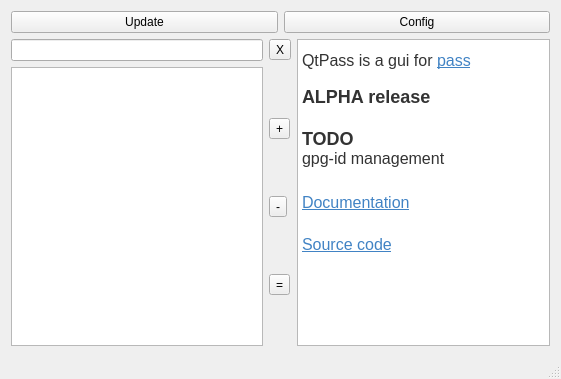
Old version of the form mainwindow.ui in the repository IJHack/QtPass.
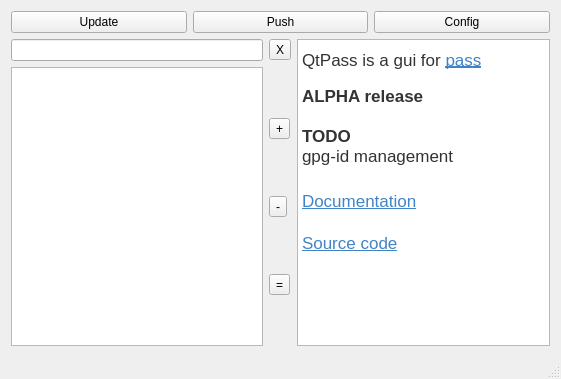
New version of the form.

Commit message: Adding push button to push git repo

Diff of the .ui file:
```diff
--- a/mainwindow.ui
+++ b/mainwindow.ui
@@ -24,6 +24,13 @@
         </property>
        </widget>
       </item>
+      <item>
+       <widget class="QPushButton" name="pushButton">
+        <property name="text">
+         <string>Push</string>
+        </property>
+       </widget>
+      </item>
       <item>
        <widget class="QPushButton" name="configButton">
         <property name="text">
@@ -83,16 +90,16 @@
          <string>&lt;!DOCTYPE HTML PUBLIC &quot;-//W3C//DTD HTML 4.0//EN&quot; &quot;http://www.w3.org/TR/REC-html40/strict.dtd&quot;&gt;
 &lt;html&gt;&lt;head&gt;&lt;meta name=&quot;qrichtext&quot; content=&quot;1&quot; /&gt;&lt;style type=&quot;text/css&quot;&gt;
 p, li { white-space: pre-wrap; }
-&lt;/style&gt;&lt;/head&gt;&lt;body style=&quot; font-family:'.Helvetica Neue DeskInterface'; font-size:13pt; font-weight:400; font-style:normal;&quot;&gt;
-&lt;p style=&quot; margin-top:0px; margin-bottom:16px; margin-left:0px; margin-right:0px; -qt-block-indent:0; text-indent:0px; line-height:25.6px;&quot;&gt;&lt;span style=&quot; font-family:'Helvetica Neue,Helvetica,Segoe UI,Arial,freesans,sans-serif'; font-size:16px; color:#333333;&quot;&gt;QtPass is a gui for &lt;/span&gt;&lt;a href=&quot;http://www.passwordstore.org/&quot;&gt;&lt;span style=&quot; font-family:'Helvetica Neue,Helvetica,Segoe UI,Arial,freesans,sans-serif'; font-size:16px; text-decoration: underline; color:#4183c4; background-color:transparent;&quot;&gt;pass&lt;/span&gt;&lt;/a&gt;&lt;/p&gt;
-&lt;p style=&quot; margin-top:0px; margin-bottom:0px; margin-left:0px; margin-right:0px; -qt-block-indent:0; text-indent:0px;&quot;&gt;&lt;span style=&quot; font-family:'Helvetica Neue,Helvetica,Segoe UI,Arial,freesans,sans-serif'; font-size:x-large; font-weight:600; color:#333333;&quot;&gt;ALPHA release&lt;/span&gt;&lt;/p&gt;
-&lt;p style=&quot;-qt-paragraph-type:empty; margin-top:0px; margin-bottom:0px; margin-left:0px; margin-right:0px; -qt-block-indent:0; text-indent:0px; font-family:'Helvetica Neue,Helvetica,Segoe UI,Arial,freesans,sans-serif'; font-size:x-large; font-weight:600; color:#333333;&quot;&gt;&lt;br /&gt;&lt;/p&gt;
-&lt;p style=&quot; margin-top:0px; margin-bottom:0px; margin-left:0px; margin-right:0px; -qt-block-indent:0; text-indent:0px;&quot;&gt;&lt;span style=&quot; font-family:'Helvetica Neue,Helvetica,Segoe UI,Arial,freesans,sans-serif'; font-size:x-large; font-weight:600; color:#333333;&quot;&gt;TODO&lt;/span&gt;&lt;/p&gt;
-&lt;li style=&quot; font-family:'Helvetica Neue,Helvetica,Segoe UI,Arial,freesans,sans-serif'; font-size:16px; color:#333333;&quot; style=&quot; margin-top:0px; margin-bottom:0px; margin-left:0px; margin-right:0px; -qt-block-indent:0; text-indent:0px;&quot;&gt;&lt;span style=&quot; font-size:16px;&quot;&gt;gpg-id management&lt;/span&gt;&lt;/li&gt;&lt;/ol&gt;
-&lt;p style=&quot;-qt-paragraph-type:empty; margin-top:0px; margin-bottom:0px; margin-left:0px; margin-right:0px; -qt-block-indent:0; text-indent:0px; font-family:'Helvetica Neue,Helvetica,Segoe UI,Arial,freesans,sans-serif'; font-size:16px; color:#333333;&quot;&gt;&lt;br /&gt;&lt;/p&gt;
-&lt;p style=&quot; margin-top:0px; margin-bottom:16px; margin-left:0px; margin-right:0px; -qt-block-indent:0; text-indent:0px; line-height:25.6px;&quot;&gt;&lt;a href=&quot;http://ijhack.github.io/qtpass/&quot;&gt;&lt;span style=&quot; font-family:'Helvetica Neue,Helvetica,Segoe UI,Arial,freesans,sans-serif'; font-size:16px; text-decoration: underline; color:#4183c4; background-color:transparent;&quot;&gt;Documentation&lt;/span&gt;&lt;/a&gt;&lt;/p&gt;
-&lt;p style=&quot; margin-top:0px; margin-bottom:0px; margin-left:0px; margin-right:0px; -qt-block-indent:0; text-indent:0px; line-height:25.6px;&quot;&gt;&lt;a href=&quot;https://github.com/IJHack/qtpass&quot;&gt;&lt;span style=&quot; font-family:'Helvetica Neue,Helvetica,Segoe UI,Arial,freesans,sans-serif'; font-size:16px; text-decoration: underline; color:#4183c4; background-color:transparent;&quot;&gt;Source code&lt;/span&gt;&lt;/a&gt;&lt;/p&gt;
-&lt;p style=&quot;-qt-paragraph-type:empty; margin-top:0px; margin-bottom:0px; margin-left:0px; margin-right:0px; -qt-block-indent:0; text-indent:0px; font-family:'Helvetica Neue,Helvetica,Segoe UI,Arial,freesans,sans-serif'; color:#333333;&quot;&gt;&lt;br /&gt;&lt;/p&gt;&lt;/body&gt;&lt;/html&gt;</string>
+&lt;/style&gt;&lt;/head&gt;&lt;body style=&quot; font-family:'Sans Serif'; font-size:9pt; font-weight:400; font-style:normal;&quot;&gt;
+&lt;p style=&quot; margin-top:0px; margin-bottom:16px; margin-left:0px; margin-right:0px; -qt-block-indent:0; text-indent:0px; line-height:25.6px;&quot;&gt;&lt;span style=&quot; font-family:'Helvetica Neue,Helvetica,Segoe UI,Arial,freesans,sans-serif'; font-size:13pt; color:#333333;&quot;&gt;QtPass is a gui for &lt;/span&gt;&lt;a href=&quot;http://www.passwordstore.org/&quot;&gt;&lt;span style=&quot; font-family:'Helvetica Neue,Helvetica,Segoe UI,Arial,freesans,sans-serif'; font-size:13pt; text-decoration: underline; color:#4183c4; background-color:transparent;&quot;&gt;pass&lt;/span&gt;&lt;/a&gt;&lt;/p&gt;
+&lt;p style=&quot; margin-top:0px; margin-bottom:0px; margin-left:0px; margin-right:0px; -qt-block-indent:0; text-indent:0px;&quot;&gt;&lt;span style=&quot; font-family:'Helvetica Neue,Helvetica,Segoe UI,Arial,freesans,sans-serif'; font-size:13pt; font-weight:600; color:#333333;&quot;&gt;ALPHA release&lt;/span&gt;&lt;/p&gt;
+&lt;p style=&quot;-qt-paragraph-type:empty; margin-top:0px; margin-bottom:0px; margin-left:0px; margin-right:0px; -qt-block-indent:0; text-indent:0px; font-family:'Helvetica Neue,Helvetica,Segoe UI,Arial,freesans,sans-serif'; font-size:13pt; font-weight:600; color:#333333;&quot;&gt;&lt;br /&gt;&lt;/p&gt;
+&lt;p style=&quot; margin-top:0px; margin-bottom:0px; margin-left:0px; margin-right:0px; -qt-block-indent:0; text-indent:0px;&quot;&gt;&lt;span style=&quot; font-family:'Helvetica Neue,Helvetica,Segoe UI,Arial,freesans,sans-serif'; font-size:13pt; font-weight:600; color:#333333;&quot;&gt;TODO&lt;/span&gt;&lt;/p&gt;
+&lt;p style=&quot; margin-top:0px; margin-bottom:0px; margin-left:0px; margin-right:0px; -qt-block-indent:0; text-indent:0px;&quot;&gt;&lt;span style=&quot; font-family:'Helvetica Neue,Helvetica,Segoe UI,Arial,freesans,sans-serif'; font-size:13pt; color:#333333;&quot;&gt;gpg-id management&lt;/span&gt;&lt;/p&gt;
+&lt;p style=&quot;-qt-paragraph-type:empty; margin-top:0px; margin-bottom:0px; margin-left:0px; margin-right:0px; -qt-block-indent:0; text-indent:0px; font-family:'Helvetica Neue,Helvetica,Segoe UI,Arial,freesans,sans-serif'; font-size:13pt; color:#333333;&quot;&gt;&lt;br /&gt;&lt;/p&gt;
+&lt;p style=&quot; margin-top:0px; margin-bottom:16px; margin-left:0px; margin-right:0px; -qt-block-indent:0; text-indent:0px; line-height:25.6px;&quot;&gt;&lt;a href=&quot;http://ijhack.github.io/qtpass/&quot;&gt;&lt;span style=&quot; font-family:'Helvetica Neue,Helvetica,Segoe UI,Arial,freesans,sans-serif'; font-size:13pt; text-decoration: underline; color:#4183c4; background-color:transparent;&quot;&gt;Documentation&lt;/span&gt;&lt;/a&gt;&lt;/p&gt;
+&lt;p style=&quot; margin-top:0px; margin-bottom:0px; margin-left:0px; margin-right:0px; -qt-block-indent:0; text-indent:0px; line-height:25.6px;&quot;&gt;&lt;a href=&quot;https://github.com/IJHack/qtpass&quot;&gt;&lt;span style=&quot; font-family:'Helvetica Neue,Helvetica,Segoe UI,Arial,freesans,sans-serif'; font-size:13pt; text-decoration: underline; color:#4183c4; background-color:transparent;&quot;&gt;Source code&lt;/span&gt;&lt;/a&gt;&lt;/p&gt;
+&lt;p style=&quot;-qt-paragraph-type:empty; margin-top:0px; margin-bottom:0px; margin-left:0px; margin-right:0px; -qt-block-indent:0; text-indent:0px; font-family:'Helvetica Neue,Helvetica,Segoe UI,Arial,freesans,sans-serif'; font-size:13pt; color:#333333;&quot;&gt;&lt;br /&gt;&lt;/p&gt;&lt;/body&gt;&lt;/html&gt;</string>
         </property>
        </widget>
       </item>
```
Left out of the diff: 6 changed lines with no effect on the pictures. The commit also changes 2 other files.
